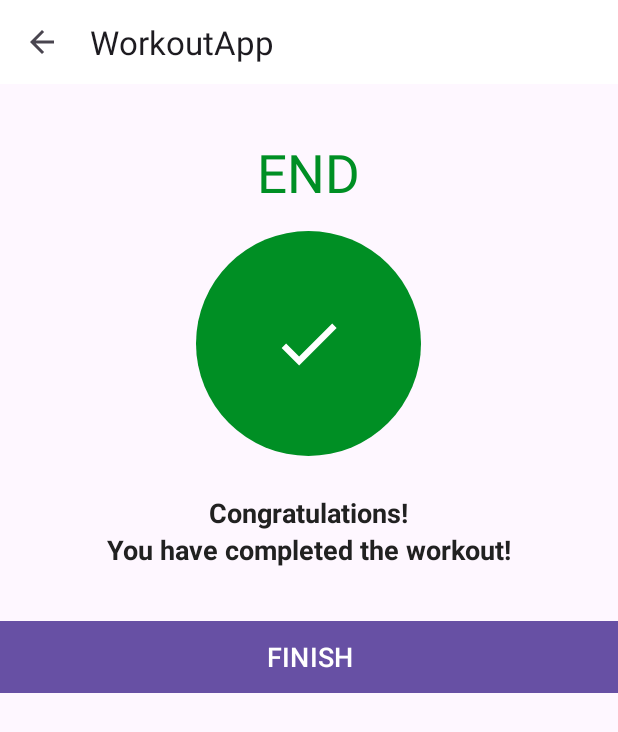
After one commit to bhrigutayal/WorkoutApp, an Android app: the FinishActivity screen opened directly, with no data from a screen before it, on a phone screen of 412 x 824 dp. The commit adds this screen. Shown: the top 732 px of the screen. Run offline under Robolectric (Android 15) with nearby library versions, the phone set to English and light mode, and no system bars; 1 statement that could not run was skipped.

Commit message:
Added backpress dialog to avoid stopping the exercise in between, added a finish screen, added a bmi calculator

```diff
--- /dev/null
+++ b/app/src/main/java/com/example/workoutapp/FinishActivity.kt
@@ -0,0 +1,43 @@
+package com.example.workoutapp
+
+import android.os.Bundle
+import android.widget.Toast
+import androidx.activity.OnBackPressedCallback
+import androidx.activity.enableEdgeToEdge
+import androidx.appcompat.app.AppCompatActivity
+import androidx.core.view.ViewCompat
+import androidx.core.view.WindowInsetsCompat
+import com.example.workoutapp.databinding.ActivityFinishBinding
+
+class FinishActivity : AppCompatActivity() {
+
+    private var binding: ActivityFinishBinding? = null
+    override fun onCreate(savedInstanceState: Bundle?) {
+        super.onCreate(savedInstanceState)
+        enableEdgeToEdge()
+        binding =  ActivityFinishBinding.inflate(layoutInflater)
+        setContentView(binding?.root)
+        setSupportActionBar(binding?.toolbarFinishActivity)
+        if (supportActionBar != null) {
+            supportActionBar?.setDisplayHomeAsUpEnabled(true)
+        }
+        val callback = object : OnBackPressedCallback(true) {
+            override fun handleOnBackPressed() {
+                Toast.makeText(this@FinishActivity, "Back button pressed!", Toast.LENGTH_SHORT)
+                    .show()
+            }
+        }
+        onBackPressedDispatcher.addCallback(this, callback)
+        binding?.toolbarFinishActivity?.setNavigationOnClickListener {
+            callback.handleOnBackPressed()
+        }
+        binding?.btnFinish?.setOnClickListener {
+            finish()
+        }
+        ViewCompat.setOnApplyWindowInsetsListener(findViewById(R.id.main)) { v, insets ->
+            val systemBars = insets.getInsets(WindowInsetsCompat.Type.systemBars())
+            v.setPadding(systemBars.left, systemBars.top, systemBars.right, systemBars.bottom)
+            insets
+        }
+    }
+}
--- /dev/null
+++ b/app/src/main/res/drawable/ic_action_done.xml
@@ -0,0 +1,5 @@
+<vector xmlns:android="http://schemas.android.com/apk/res/android" android:height="24dp" android:tint="#000000" android:viewportHeight="24" android:viewportWidth="24" android:width="24dp">
+
+    <path android:fillColor="@android:color/white" android:pathData="M9,16.17L4.83,12l-1.42,1.41L9,19 21,7l-1.41,-1.41z"/>
+
+</vector>
--- a/app/src/main/res/layout/activity_exercise.xml
+++ b/app/src/main/res/layout/activity_exercise.xml
@@ -173,9 +173,11 @@
 
     <androidx.recyclerview.widget.RecyclerView
         android:id="@+id/rvExerciseStatus"
-        android:layout_width="match_parent"
+        android:layout_width="wrap_content"
         android:layout_height="wrap_content"
         android:layout_margin="5dp"
+        app:layout_constraintStart_toStartOf="parent"
+        app:layout_constraintEnd_toEndOf="parent"
         app:layout_constraintTop_toBottomOf="@id/flProgressBarExercise"
         app:layout_constraintBottom_toBottomOf="parent"
 
--- /dev/null
+++ b/app/src/main/res/layout/activity_finish.xml
@@ -0,0 +1,74 @@
+<?xml version="1.0" encoding="utf-8"?>
+<LinearLayout xmlns:android="http://schemas.android.com/apk/res/android"
+    xmlns:app="http://schemas.android.com/apk/res-auto"
+    xmlns:tools="http://schemas.android.com/tools"
+    android:layout_width="match_parent"
+    android:layout_height="match_parent"
+    android:layout_gravity="center_horizontal"
+    android:orientation="vertical"
+    tools:context=".FinishActivity">
+
+    <androidx.appcompat.widget.Toolbar
+        android:id= "@+id/toolbar_finish_activity"
+        android:layout_width="match_parent"
+        android:layout_height="?android:attr/actionBarSize"
+        android:background="@color/white"
+        />
+
+    <TextView
+        android:id="@+id/tvEnd"
+        android:layout_width="wrap_content"
+        android:layout_height="wrap_content"
+        android:layout_marginTop="35dp"
+        android:layout_gravity="center"
+        android:text="END"
+        android:textColor="@color/colorAccent"
+        android:textSize="35sp"
+        />
+    <LinearLayout
+        android:layout_width="150dp"
+        android:layout_height="150dp"
+        android:layout_gravity="center"
+        android:layout_marginTop="15dp"
+        android:background="@drawable/item_circular_color_accent_background"
+        android:gravity="center">
+
+        <ImageView
+            android:layout_width="50dp"
+            android:layout_height="50dp"
+            android:contentDescription="start image"
+            app:tint="@color/white"
+            android:src="@drawable/ic_action_done"/>
+    </LinearLayout>
+
+    <TextView
+        android:layout_width="wrap_content"
+        android:layout_height="wrap_content"
+        android:layout_marginTop="25dp"
+        android:textStyle="bold"
+        android:layout_gravity="center"
+        android:text="Congratulations!"
+        android:textColor="#212121"
+        android:textSize="18sp"/>
+    <TextView
+        android:layout_width="wrap_content"
+        android:layout_height="wrap_content"
+        android:textStyle="bold"
+        android:layout_gravity="center"
+        android:text="You have completed the workout!"
+        android:textColor="#212121"
+        android:textSize="18sp"/>
+
+    <Button
+        android:id="@+id/btnFinish"
+        android:layout_width="match_parent"
+        android:layout_height="wrap_content"
+        android:layout_gravity="bottom"
+        android:background="@color/colorAccent"
+        android:textColor="#FFFFFF"
+        android:textSize="18sp"
+        android:layout_marginTop="35dp"
+        android:text="FINISH"/>
+
+
+</LinearLayout>
--- a/app/src/main/res/values/strings.xml
+++ b/app/src/main/res/values/strings.xml
@@ -1,3 +1,4 @@
 <resources>
     <string name="app_name">WorkoutApp</string>
+    <string name="get_ready">GET READY!</string>
 </resources>
```
Also changed, not shown: app/src/main/AndroidManifest.xml (+6 -1 lines), app/src/main/java/com/example/workoutapp/BMIActivity.kt (added, +107 -0 lines), app/src/main/java/com/example/workoutapp/ExerciseActivity.kt (+33 -20 lines), app/src/main/java/com/example/workoutapp/ExerciseStatusAdapter.kt (+22 -3 lines), app/src/main/res/drawable/item_circular_thin_color_accent_border.xml (added, +11 -0 lines), app/src/main/res/layout/activity_bmi.xml (added, +109 -0 lines), app/src/main/res/layout/activity_main.xml (+33 -0 lines), app/src/main/res/layout/dialog_custom_back_confirmation.xml (added, +59 -0 lines).
